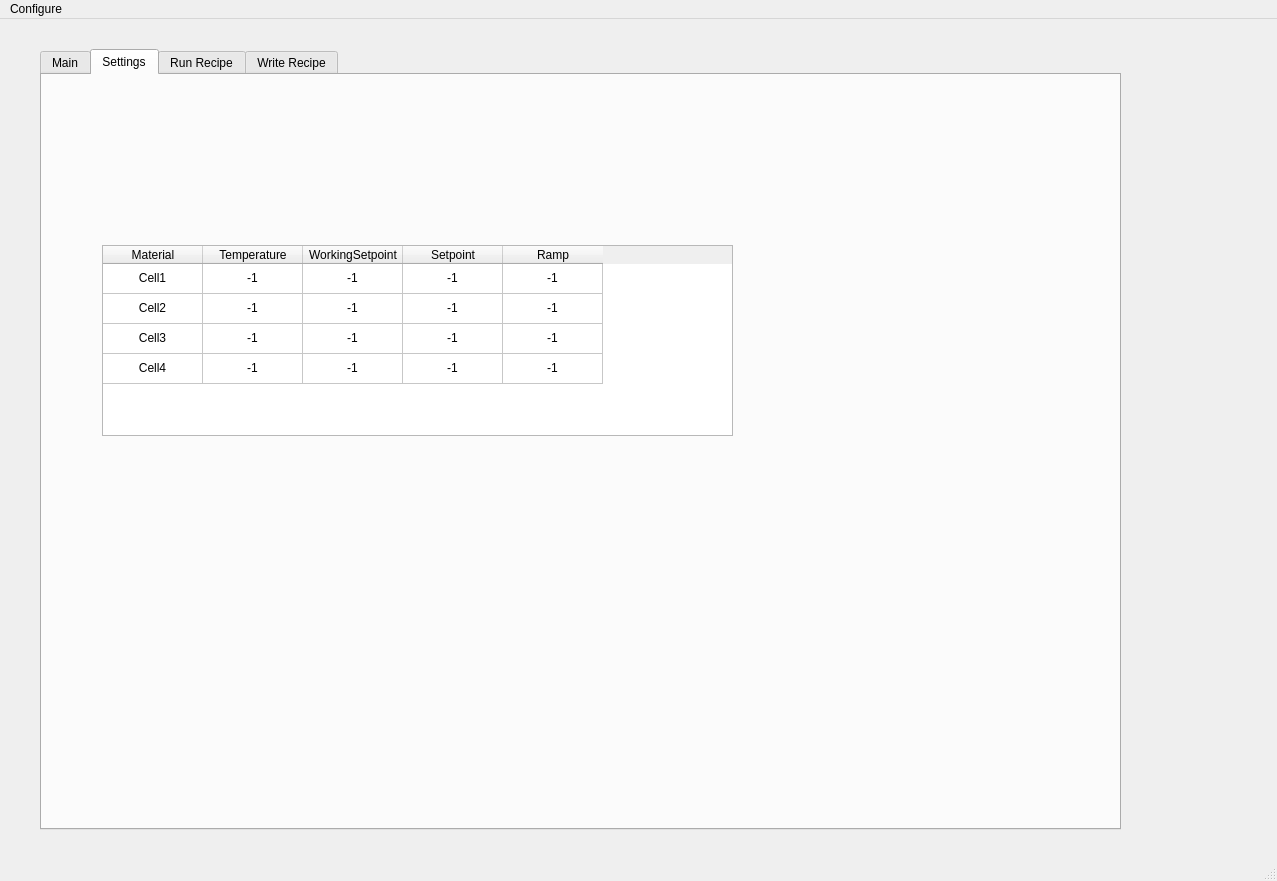
kawakamigroup/cappingChamber, file UserInterface/cappingChamberUI_v02.ui: the form before one commit.
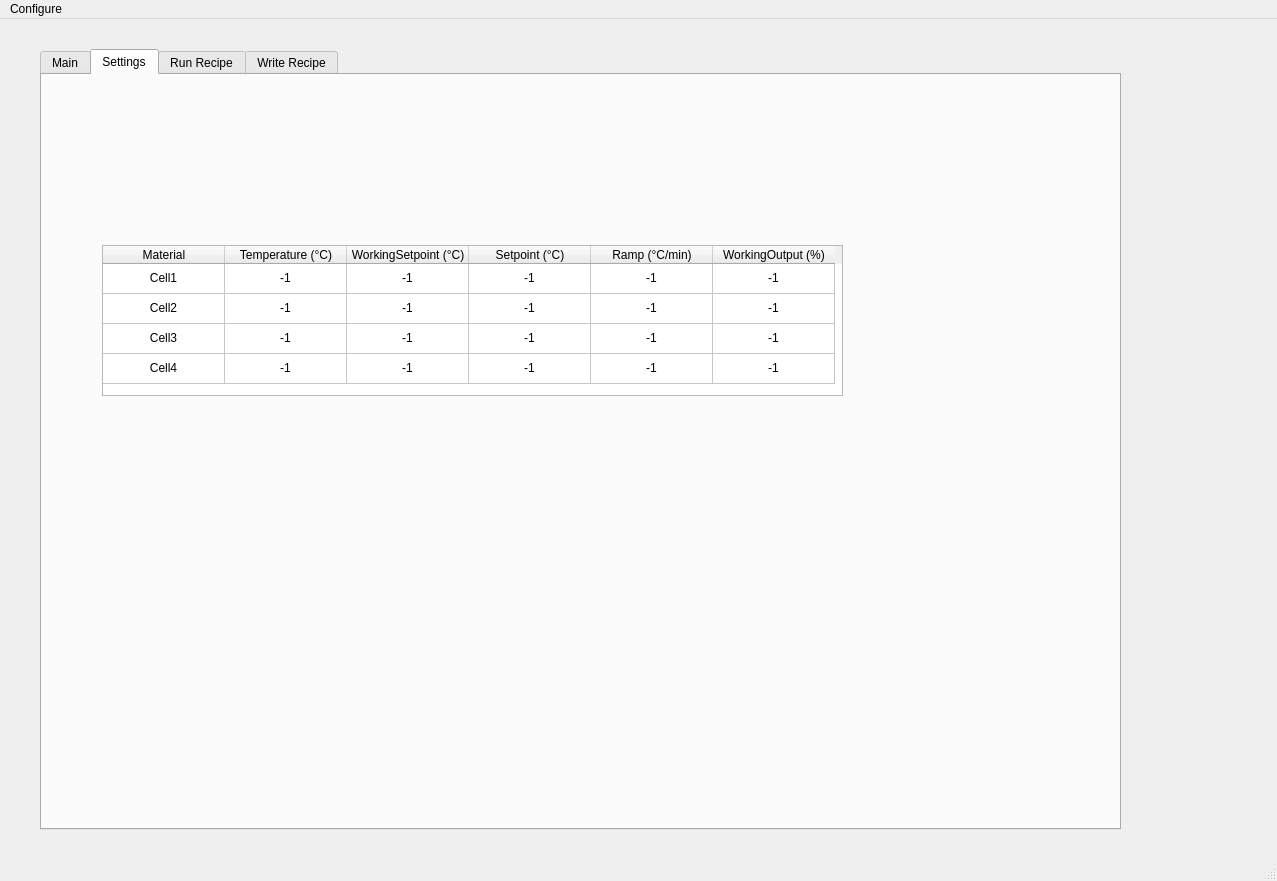
The form after the commit. The open tabs and pages were chosen to show the change.

Commit message: Added piece to update LCD displays with current temp values. figured out setting the ramp rate, added the working output column to the settings table. Cleaned up main file some and added a lot of notes.

```diff
--- a/UserInterface/cappingChamberUI_v02.ui
+++ b/UserInterface/cappingChamberUI_v02.ui
@@ -308,22 +308,64 @@
        <rect>
         <x>60</x>
         <y>170</y>
-        <width>631</width>
-        <height>191</height>
+        <width>741</width>
+        <height>151</height>
        </rect>
       </property>
+      <property name="sizePolicy">
+       <sizepolicy hsizetype="Expanding" vsizetype="Expanding">
+        <horstretch>0</horstretch>
+        <verstretch>0</verstretch>
+       </sizepolicy>
+      </property>
       <property name="verticalScrollBarPolicy">
        <enum>Qt::ScrollBarAlwaysOff</enum>
       </property>
       <property name="horizontalScrollBarPolicy">
        <enum>Qt::ScrollBarAlwaysOff</enum>
       </property>
+      <property name="sizeAdjustPolicy">
+       <enum>QAbstractScrollArea::AdjustIgnored</enum>
+      </property>
+      <property name="alternatingRowColors">
+       <bool>false</bool>
+      </property>
+      <property name="selectionMode">
+       <enum>QAbstractItemView::SingleSelection</enum>
+      </property>
+      <property name="wordWrap">
+       <bool>true</bool>
+      </property>
       <property name="rowCount">
        <number>4</number>
       </property>
+      <attribute name="horizontalHeaderVisible">
+       <bool>true</bool>
+      </attribute>
+      <attribute name="horizontalHeaderCascadingSectionResizes">
+       <bool>false</bool>
+      </attribute>
+      <attribute name="horizontalHeaderDefaultSectionSize">
+       <number>122</number>
+      </attribute>
+      <attribute name="horizontalHeaderHighlightSections">
+       <bool>true</bool>
+      </attribute>
+      <attribute name="horizontalHeaderMinimumSectionSize">
+       <number>40</number>
+      </attribute>
+      <attribute name="horizontalHeaderStretchLastSection">
+       <bool>false</bool>
+      </attribute>
       <attribute name="verticalHeaderVisible">
        <bool>false</bool>
       </attribute>
+      <attribute name="verticalHeaderCascadingSectionResizes">
+       <bool>true</bool>
+      </attribute>
+      <attribute name="verticalHeaderStretchLastSection">
+       <bool>false</bool>
+      </attribute>
       <row/>
       <row/>
       <row/>
@@ -332,25 +374,48 @@
        <property name="text">
         <string>Material</string>
        </property>
+       <property name="textAlignment">
+        <set>AlignCenter</set>
+       </property>
       </column>
       <column>
        <property name="text">
-        <string>Temperature</string>
+        <string>Temperature (°C)</string>
        </property>
+       <property name="textAlignment">
+        <set>AlignCenter</set>
+       </property>
       </column>
       <column>
        <property name="text">
-        <string>WorkingSetpoint</string>
+        <string>WorkingSetpoint (°C)</string>
        </property>
+       <property name="textAlignment">
+        <set>AlignCenter</set>
+       </property>
       </column>
       <column>
        <property name="text">
-        <string>Setpoint</string>
+        <string>Setpoint (°C)</string>
        </property>
+       <property name="textAlignment">
+        <set>AlignCenter</set>
+       </property>
       </column>
       <column>
        <property name="text">
-        <string>Ramp</string>
+        <string>Ramp (°C/min)</string>
+       </property>
+       <property name="textAlignment">
+        <set>AlignCenter</set>
+       </property>
+      </column>
+      <column>
+       <property name="text">
+        <string>WorkingOutput (%)</string>
+       </property>
+       <property name="textAlignment">
+        <set>AlignCenter</set>
        </property>
       </column>
       <item row="0" column="0">
@@ -361,7 +426,7 @@
         <set>AlignCenter</set>
        </property>
        <property name="flags">
-        <set>ItemIsDragEnabled|ItemIsUserCheckable|ItemIsEnabled</set>
+        <set>ItemIsEnabled</set>
        </property>
       </item>
       <item row="0" column="1">
@@ -372,7 +437,7 @@
         <set>AlignCenter</set>
        </property>
        <property name="flags">
-        <set>ItemIsDragEnabled|ItemIsUserCheckable|ItemIsEnabled</set>
+        <set>ItemIsEnabled</set>
        </property>
       </item>
       <item row="0" column="2">
@@ -383,7 +448,7 @@
         <set>AlignCenter</set>
        </property>
        <property name="flags">
-        <set>ItemIsDragEnabled|ItemIsUserCheckable|ItemIsEnabled</set>
+        <set>ItemIsEnabled</set>
        </property>
       </item>
       <item row="0" column="3">
@@ -393,6 +458,9 @@
        <property name="textAlignment">
         <set>AlignCenter</set>
        </property>
+       <property name="flags">
+        <set>ItemIsSelectable|ItemIsEditable|ItemIsEnabled</set>
+       </property>
       </item>
       <item row="0" column="4">
        <property name="text">
@@ -401,6 +469,20 @@
        <property name="textAlignment">
         <set>AlignCenter</set>
        </property>
+       <property name="flags">
+        <set>ItemIsSelectable|ItemIsEditable|ItemIsEnabled</set>
+       </property>
+      </item>
+      <item row="0" column="5">
+       <property name="text">
+        <string>-1</string>
+       </property>
+       <property name="textAlignment">
+        <set>AlignCenter</set>
+       </property>
+       <property name="flags">
+        <set>ItemIsSelectable|ItemIsEditable|ItemIsEnabled</set>
+       </property>
       </item>
       <item row="1" column="0">
        <property name="text">
@@ -410,7 +492,7 @@
         <set>AlignCenter</set>
        </property>
        <property name="flags">
-        <set>ItemIsDragEnabled|ItemIsUserCheckable|ItemIsEnabled</set>
+        <set>ItemIsEnabled</set>
        </property>
       </item>
       <item row="1" column="1">
@@ -421,7 +503,7 @@
         <set>AlignCenter</set>
        </property>
        <property name="flags">
-        <set>ItemIsDragEnabled|ItemIsUserCheckable|ItemIsEnabled</set>
+        <set>ItemIsEnabled</set>
        </property>
       </item>
       <item row="1" column="2">
@@ -432,7 +514,7 @@
         <set>AlignCenter</set>
        </property>
        <property name="flags">
-        <set>ItemIsDragEnabled|ItemIsUserCheckable|ItemIsEnabled</set>
+        <set>ItemIsEnabled</set>
        </property>
       </item>
       <item row="1" column="3">
@@ -442,6 +524,9 @@
        <property name="textAlignment">
         <set>AlignCenter</set>
        </property>
+       <property name="flags">
+        <set>ItemIsSelectable|ItemIsEditable|ItemIsEnabled</set>
+       </property>
       </item>
       <item row="1" column="4">
        <property name="text">
@@ -450,6 +535,20 @@
        <property name="textAlignment">
         <set>AlignCenter</set>
        </property>
+       <property name="flags">
+        <set>ItemIsSelectable|ItemIsEditable|ItemIsEnabled</set>
+       </property>
+      </item>
+      <item row="1" column="5">
+       <property name="text">
+        <string>-1</string>
+       </property>
+       <property name="textAlignment">
+        <set>AlignCenter</set>
+       </property>
+       <property name="flags">
+        <set>ItemIsSelectable|ItemIsEditable|ItemIsEnabled</set>
+       </property>
       </item>
       <item row="2" column="0">
        <property name="text">
@@ -459,7 +558,7 @@
         <set>AlignCenter</set>
        </property>
        <property name="flags">
-        <set>ItemIsDragEnabled|ItemIsUserCheckable|ItemIsEnabled</set>
+        <set>ItemIsEnabled</set>
        </property>
       </item>
       <item row="2" column="1">
@@ -470,7 +569,7 @@
         <set>AlignCenter</set>
        </property>
        <property name="flags">
-        <set>ItemIsDragEnabled|ItemIsUserCheckable|ItemIsEnabled</set>
+        <set>ItemIsEnabled</set>
        </property>
       </item>
       <item row="2" column="2">
@@ -481,7 +580,7 @@
         <set>AlignCenter</set>
        </property>
        <property name="flags">
-        <set>ItemIsDragEnabled|ItemIsUserCheckable|ItemIsEnabled</set>
+        <set>ItemIsEnabled</set>
        </property>
       </item>
       <item row="2" column="3">
@@ -491,6 +590,9 @@
        <property name="textAlignment">
         <set>AlignCenter</set>
        </property>
+       <property name="flags">
+        <set>ItemIsSelectable|ItemIsEditable|ItemIsEnabled</set>
+       </property>
       </item>
       <item row="2" column="4">
        <property name="text">
@@ -499,6 +601,20 @@
        <property name="textAlignment">
         <set>AlignCenter</set>
        </property>
+       <property name="flags">
+        <set>ItemIsSelectable|ItemIsEditable|ItemIsEnabled</set>
+       </property>
+      </item>
+      <item row="2" column="5">
+       <property name="text">
+        <string>-1</string>
+       </property>
+       <property name="textAlignment">
+        <set>AlignCenter</set>
+       </property>
+       <property name="flags">
+        <set>ItemIsSelectable|ItemIsEditable|ItemIsEnabled</set>
+       </property>
       </item>
       <item row="3" column="0">
        <property name="text">
@@ -508,7 +624,7 @@
         <set>AlignCenter</set>
        </property>
        <property name="flags">
-        <set>ItemIsDragEnabled|ItemIsUserCheckable|ItemIsEnabled</set>
+        <set>ItemIsEnabled</set>
        </property>
       </item>
       <item row="3" column="1">
@@ -519,7 +635,7 @@
         <set>AlignCenter</set>
        </property>
        <property name="flags">
-        <set>ItemIsDragEnabled|ItemIsUserCheckable|ItemIsEnabled</set>
+        <set>ItemIsEnabled</set>
        </property>
       </item>
       <item row="3" column="2">
@@ -530,7 +646,7 @@
         <set>AlignCenter</set>
        </property>
        <property name="flags">
-        <set>ItemIsDragEnabled|ItemIsUserCheckable|ItemIsEnabled</set>
+        <set>ItemIsEnabled</set>
        </property>
       </item>
       <item row="3" column="3">
@@ -540,6 +656,9 @@
        <property name="textAlignment">
         <set>AlignCenter</set>
        </property>
+       <property name="flags">
+        <set>ItemIsSelectable|ItemIsEditable|ItemIsEnabled</set>
+       </property>
       </item>
       <item row="3" column="4">
        <property name="text">
@@ -548,6 +667,20 @@
        <property name="textAlignment">
         <set>AlignCenter</set>
        </property>
+       <property name="flags">
+        <set>ItemIsSelectable|ItemIsEditable|ItemIsEnabled</set>
+       </property>
+      </item>
+      <item row="3" column="5">
+       <property name="text">
+        <string>-1</string>
+       </property>
+       <property name="textAlignment">
+        <set>AlignCenter</set>
+       </property>
+       <property name="flags">
+        <set>ItemIsSelectable|ItemIsEditable|ItemIsEnabled</set>
+       </property>
       </item>
      </widget>
     </widget>
```
Left out of the diff: 6 changed lines with no effect on the pictures. The commit also changes 1 other file.
